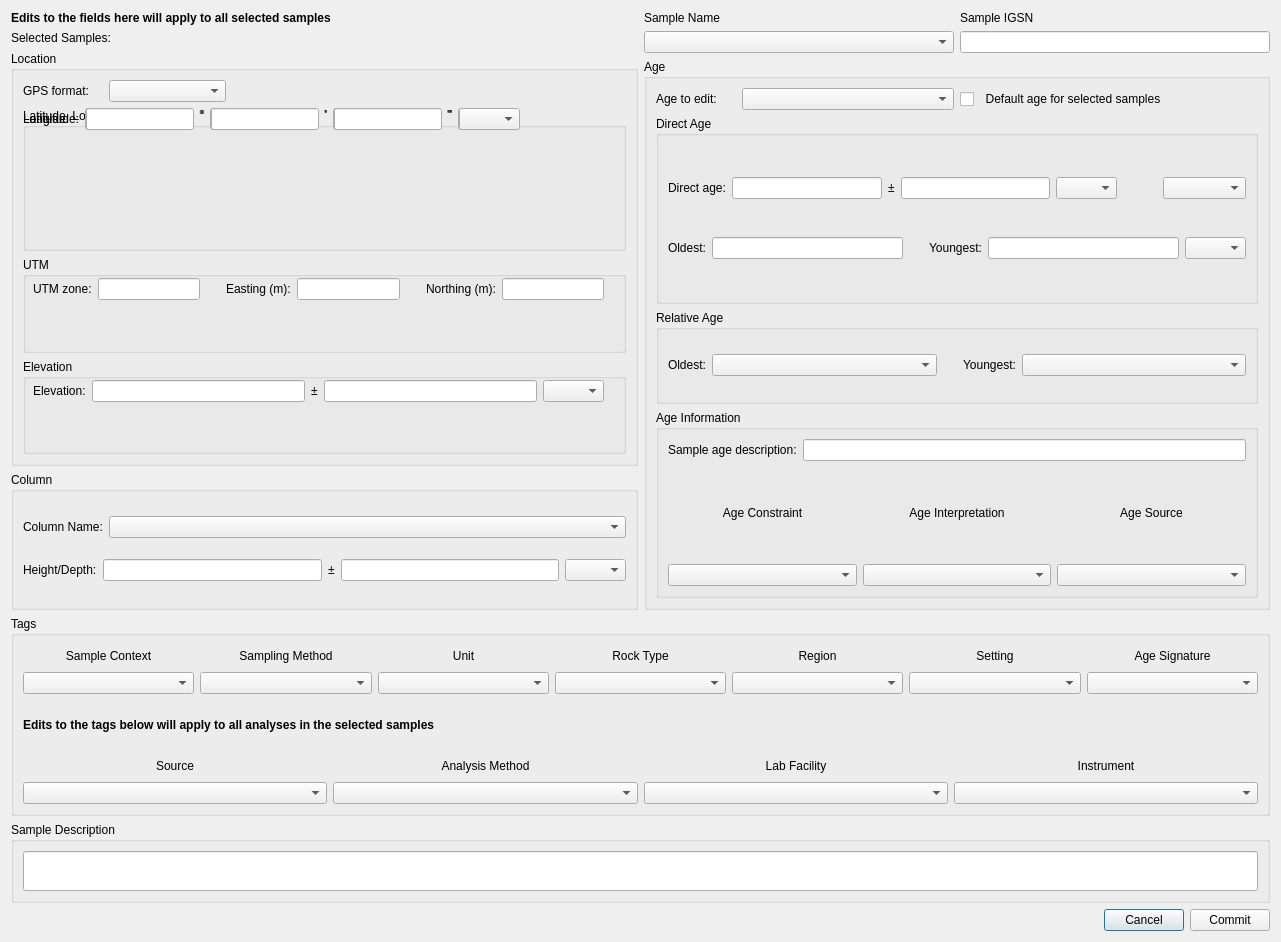
Above: ui/SampleInformation.ui from kathrynmetcalf/GeoCORK before the change. Below: the same form after it.
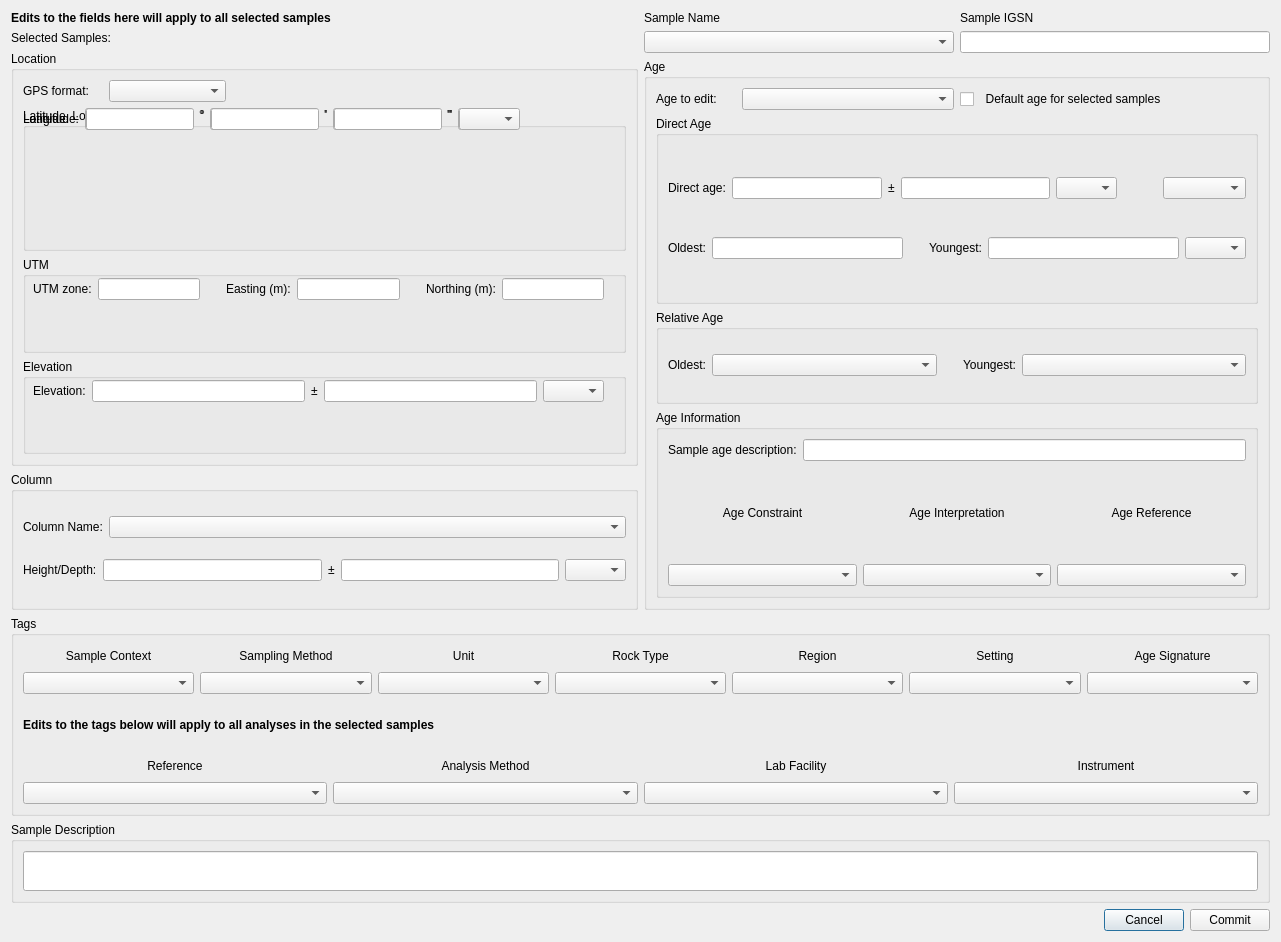
That is the form after the change. Custom widgets are drawn as their Qt base class.

```diff
--- a/ui/SampleInformation.ui
+++ b/ui/SampleInformation.ui
@@ -919,7 +919,7 @@
                <item row="0" column="2">
                 <widget class="QLabel" name="age_source_label">
                  <property name="text">
-                  <string>Age Source</string>
+                  <string>Age Reference</string>
                  </property>
                  <property name="alignment">
                   <set>Qt::AlignCenter</set>
@@ -1092,7 +1092,7 @@
           <item>
            <widget class="QLabel" name="source_label">
             <property name="text">
-             <string>Source</string>
+             <string>Reference</string>
             </property>
             <property name="alignment">
              <set>Qt::AlignCenter</set>
```
Left out of the diff: 8 changed lines with no effect on the pictures.
